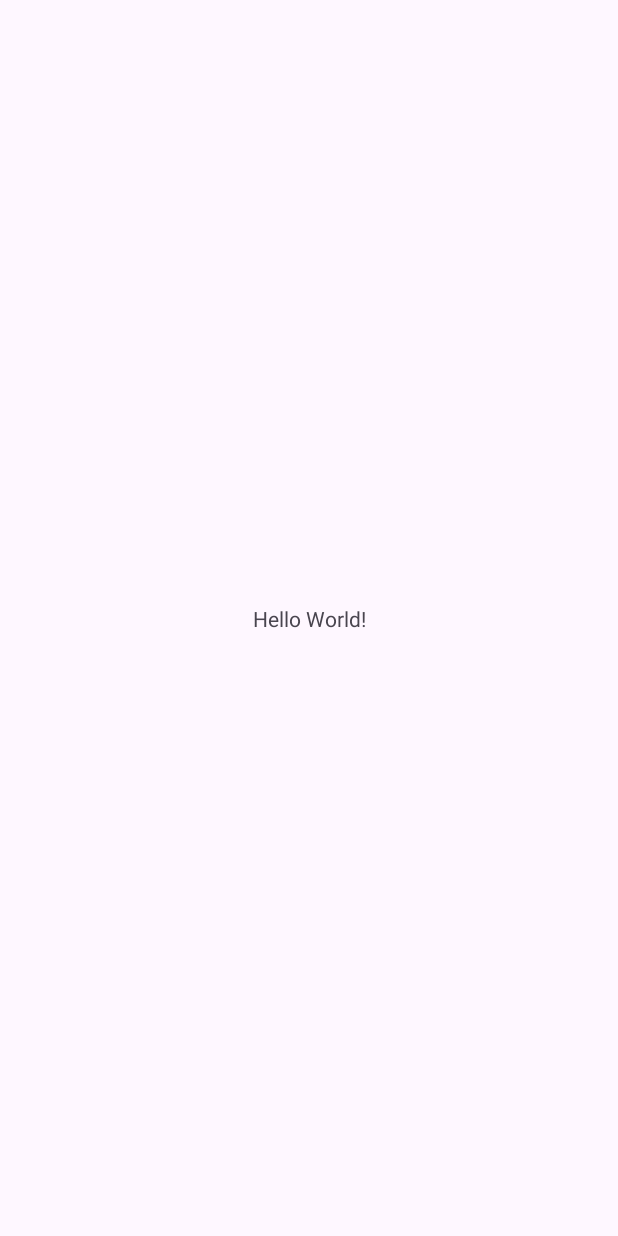
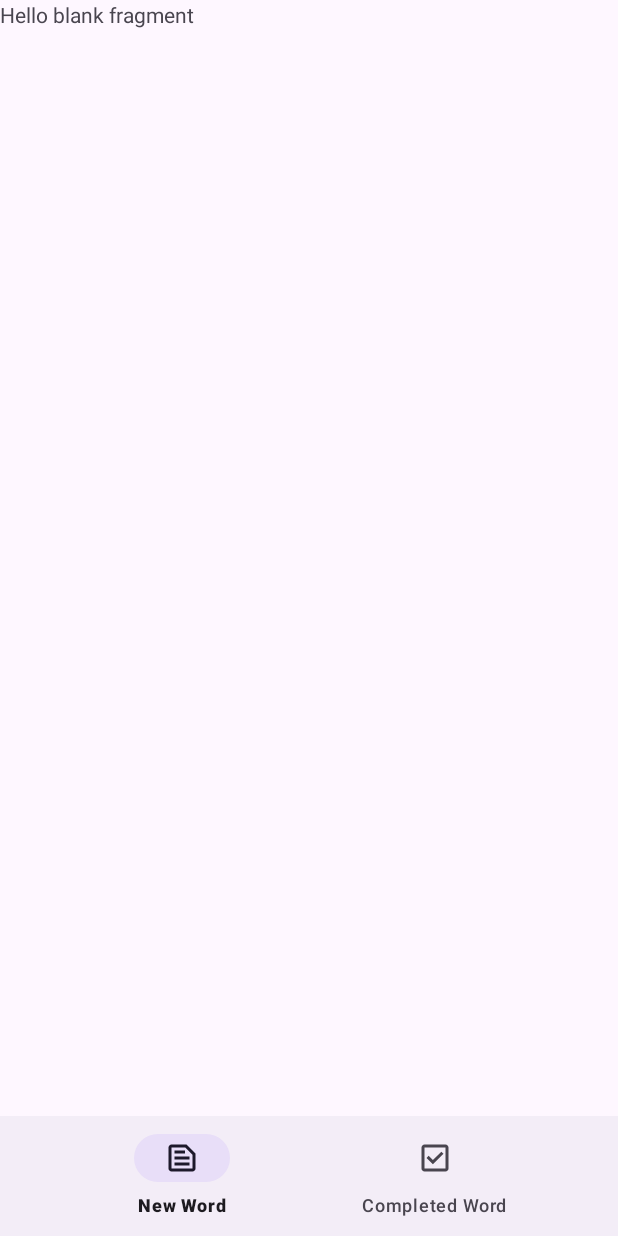
Before and after one commit to Jia0705/team_word_app_cs, an Android app: the screen it shows after launch (MainActivity), on a phone screen of 412 x 824 dp. Before the commit the screen is almost empty. Run offline under Robolectric (Android 15) with nearby library versions, the phone set to English and light mode, and no system bars; our stand-ins replace navigation-ui.

Commit message:
implement mainActivity, bottom_nav and nav_graph

```diff
--- a/app/src/main/java/com/team/wordsapp_casestudy/MainActivity.kt
+++ b/app/src/main/java/com/team/wordsapp_casestudy/MainActivity.kt
@@ -1,20 +1,22 @@
 package com.team.wordsapp_casestudy
 
 import android.os.Bundle
-import androidx.activity.enableEdgeToEdge
 import androidx.appcompat.app.AppCompatActivity
-import androidx.core.view.ViewCompat
-import androidx.core.view.WindowInsetsCompat
+import androidx.navigation.NavController
+import androidx.navigation.fragment.NavHostFragment
+import androidx.navigation.fragment.findNavController
+import androidx.navigation.ui.setupWithNavController
+import com.google.android.material.bottomnavigation.BottomNavigationView
 
 class MainActivity : AppCompatActivity() {
+    private lateinit var navController: NavController
     override fun onCreate(savedInstanceState: Bundle?) {
         super.onCreate(savedInstanceState)
-        enableEdgeToEdge()
         setContentView(R.layout.activity_main)
-        ViewCompat.setOnApplyWindowInsetsListener(findViewById(R.id.main)) { v, insets ->
-            val systemBars = insets.getInsets(WindowInsetsCompat.Type.systemBars())
-            v.setPadding(systemBars.left, systemBars.top, systemBars.right, systemBars.bottom)
-            insets
-        }
+
+        val navHost = supportFragmentManager.findFragmentById(R.id.navHostFragment) as NavHostFragment
+        navController = navHost.findNavController()
+
+        findViewById<BottomNavigationView>(R.id.nav_view).setupWithNavController(navController)
     }
 }
--- /dev/null
+++ b/app/src/main/java/com/team/wordsapp_casestudy/ui/manage/completed/CompletedFragment.kt
@@ -0,0 +1,21 @@
+package com.team.wordsapp_casestudy.ui.manage.completed
+
+import androidx.fragment.app.viewModels
+import android.os.Bundle
+import androidx.fragment.app.Fragment
+import android.view.LayoutInflater
+import android.view.View
+import android.view.ViewGroup
+import com.team.wordsapp_casestudy.R
+
+class CompletedFragment : Fragment() {
+
+    private val viewModel: CompletedViewModel by viewModels()
+
+    override fun onCreateView(
+        inflater: LayoutInflater, container: ViewGroup?,
+        savedInstanceState: Bundle?
+    ): View {
+        return inflater.inflate(R.layout.fragment_completed, container, false)
+    }
+}
--- /dev/null
+++ b/app/src/main/java/com/team/wordsapp_casestudy/ui/manage/completed/CompletedViewModel.kt
@@ -0,0 +1,7 @@
+package com.team.wordsapp_casestudy.ui.manage.completed
+
+import androidx.lifecycle.ViewModel
+
+class CompletedViewModel : ViewModel() {
+
+}
--- /dev/null
+++ b/app/src/main/java/com/team/wordsapp_casestudy/ui/manage/detail/DetailFragment.kt
@@ -0,0 +1,19 @@
+package com.team.wordsapp_casestudy.ui.manage.detail
+
+import android.os.Bundle
+import androidx.fragment.app.Fragment
+import android.view.LayoutInflater
+import android.view.View
+import android.view.ViewGroup
+import com.team.wordsapp_casestudy.R
+
+class DetailFragment : Fragment() {
+
+    override fun onCreateView(
+        inflater: LayoutInflater, container: ViewGroup?,
+        savedInstanceState: Bundle?
+    ): View? {
+        // Inflate the layout for this fragment
+        return inflater.inflate(R.layout.fragment_detail, container, false)
+    }
+}
--- /dev/null
+++ b/app/src/main/java/com/team/wordsapp_casestudy/ui/manage/detail/DetailViewModel.kt
@@ -0,0 +1,4 @@
+package com.team.wordsapp_casestudy.ui.manage.detail
+
+class DetailViewModel {
+}
--- a/app/src/main/res/layout/activity_main.xml
+++ b/app/src/main/res/layout/activity_main.xml
@@ -7,13 +7,26 @@
     android:layout_height="match_parent"
     tools:context=".MainActivity">
 
-    <TextView
-        android:layout_width="wrap_content"
-        android:layout_height="wrap_content"
-        android:text="Hello World!"
-        app:layout_constraintBottom_toBottomOf="parent"
-        app:layout_constraintEnd_toEndOf="parent"
-        app:layout_constraintStart_toStartOf="parent"
-        app:layout_constraintTop_toTopOf="parent" />
+    <LinearLayout
+        android:layout_width="match_parent"
+        android:layout_height="match_parent"
+        android:orientation="vertical" >
+
+        <androidx.fragment.app.FragmentContainerView
+            android:id="@+id/navHostFragment"
+            android:layout_width="match_parent"
+            android:layout_height="0dp"
+            android:layout_weight="1"
+            android:name="androidx.navigation.fragment.NavHostFragment"
+            app:defaultNavHost="true"
+            app:navGraph="@navigation/nav_graph"/>
+
+        <com.google.android.material.bottomnavigation.BottomNavigationView
+            android:id="@+id/nav_view"
+            android:layout_width="match_parent"
+            android:layout_height="wrap_content"
+            app:menu="@menu/bottom_nav_menu"/>
+
+    </LinearLayout>
 
 </androidx.constraintlayout.widget.ConstraintLayout>
--- /dev/null
+++ b/app/src/main/res/layout/fragment_completed.xml
@@ -0,0 +1,13 @@
+<?xml version="1.0" encoding="utf-8"?>
+<FrameLayout xmlns:android="http://schemas.android.com/apk/res/android"
+    xmlns:tools="http://schemas.android.com/tools"
+    android:layout_width="match_parent"
+    android:layout_height="match_parent"
+    tools:context=".ui.manage.completed.CompletedFragment">
+
+    <TextView
+        android:layout_width="match_parent"
+        android:layout_height="match_parent"
+        android:text="Hello" />
+
+</FrameLayout>
--- /dev/null
+++ b/app/src/main/res/layout/fragment_detail.xml
@@ -0,0 +1,14 @@
+<?xml version="1.0" encoding="utf-8"?>
+<FrameLayout xmlns:android="http://schemas.android.com/apk/res/android"
+    xmlns:tools="http://schemas.android.com/tools"
+    android:layout_width="match_parent"
+    android:layout_height="match_parent"
+    tools:context=".ui.manage.detail.DetailFragment">
+
+    <!-- TODO: Update blank fragment layout -->
+    <TextView
+        android:layout_width="match_parent"
+        android:layout_height="match_parent"
+        android:text="@string/hello_blank_fragment" />
+
+</FrameLayout>
--- /dev/null
+++ b/app/src/main/res/menu/bottom_nav_menu.xml
@@ -0,0 +1,10 @@
+<?xml version="1.0" encoding="utf-8"?>
+<menu xmlns:android="http://schemas.android.com/apk/res/android">
+    <item android:id="@+id/homeFragment"
+        android:icon="@drawable/ic_text"
+        android:title="New Word" />
+
+    <item android:id="@+id/completedFragment"
+        android:icon="@drawable/ic_completed"
+        android:title="Completed Word" />
+</menu>
--- /dev/null
+++ b/app/src/main/res/navigation/nav_graph.xml
@@ -0,0 +1,85 @@
+<?xml version="1.0" encoding="utf-8"?>
+<navigation xmlns:android="http://schemas.android.com/apk/res/android"
+    xmlns:app="http://schemas.android.com/apk/res-auto"
+    xmlns:tools="http://schemas.android.com/tools"
+    android:id="@+id/nav_graph"
+    app:startDestination="@id/homeFragment">
+
+    <!-- Home -->
+    <fragment
+        android:id="@+id/homeFragment"
+        android:name="com.team.wordsapp_casestudy.ui.home.HomeFragment"
+        android:label="fragment_home"
+        tools:layout="@layout/fragment_home">
+
+        <action
+            android:id="@+id/action_homeFragment_to_addWordFragment"
+            app:destination="@id/addWordFragment"
+            app:enterAnim="@anim/from_right"
+            app:exitAnim="@anim/to_left"
+            app:popEnterAnim="@anim/from_left"
+            app:popExitAnim="@anim/to_right" />
+
+        <action
+            android:id="@+id/action_homeFragment_to_detailFragment"
+            app:destination="@id/detailFragment"
+            app:enterAnim="@anim/from_right"
+            app:exitAnim="@anim/to_left"
+            app:popEnterAnim="@anim/from_left"
+            app:popExitAnim="@anim/to_right" />
+
+        <action
+            android:id="@+id/action_homeFragment_to_completedFragment"
+            app:destination="@id/completedFragment"
+            app:enterAnim="@anim/from_right"
+            app:exitAnim="@anim/to_left"
+            app:popEnterAnim="@anim/from_left"
+            app:popExitAnim="@anim/to_right" />
+    </fragment>
+
+    <!-- Add -->
+    <fragment
+        android:id="@+id/addWordFragment"
+        android:name="com.team.wordsapp_casestudy.ui.manage.add.AddWordFragment"
+        android:label="fragment_add_word"
+        tools:layout="@layout/fragment_add_word" />
+
+    <!-- Edit -->
+    <fragment
+        android:id="@+id/editWordFragment"
+        android:name="com.team.wordsapp_casestudy.ui.manage.edit.EditWordFragment"
+        android:label="fragment_edit_word"
+        tools:layout="@layout/fragment_edit_word">
+
+        <argument
+            android:name="word_id"
+            app:argType="integer" />
+    </fragment>
+
+    <!-- Detail -->
+    <fragment
+        android:id="@+id/detailFragment"
+        android:name="com.team.wordsapp_casestudy.ui.manage.detail.DetailFragment"
+        android:label="fragment_detail"
+        tools:layout="@layout/fragment_detail">
+
+        <argument
+            android:name="word_id"
+            app:argType="integer" />
+
+        <action
+            android:id="@+id/action_detailFragment_to_editWordFragment"
+            app:destination="@id/editWordFragment"
+            app:enterAnim="@anim/from_right"
+            app:exitAnim="@anim/to_left"
+            app:popEnterAnim="@anim/from_left"
+            app:popExitAnim="@anim/to_right" />
+    </fragment>
+
+    <!-- Completed -->
+    <fragment
+        android:id="@+id/completedFragment"
+        android:name="com.team.wordsapp_casestudy.ui.manage.completed.CompletedFragment"
+        android:label="fragment_completed"
+        tools:layout="@layout/fragment_completed" />
+</navigation>
```
